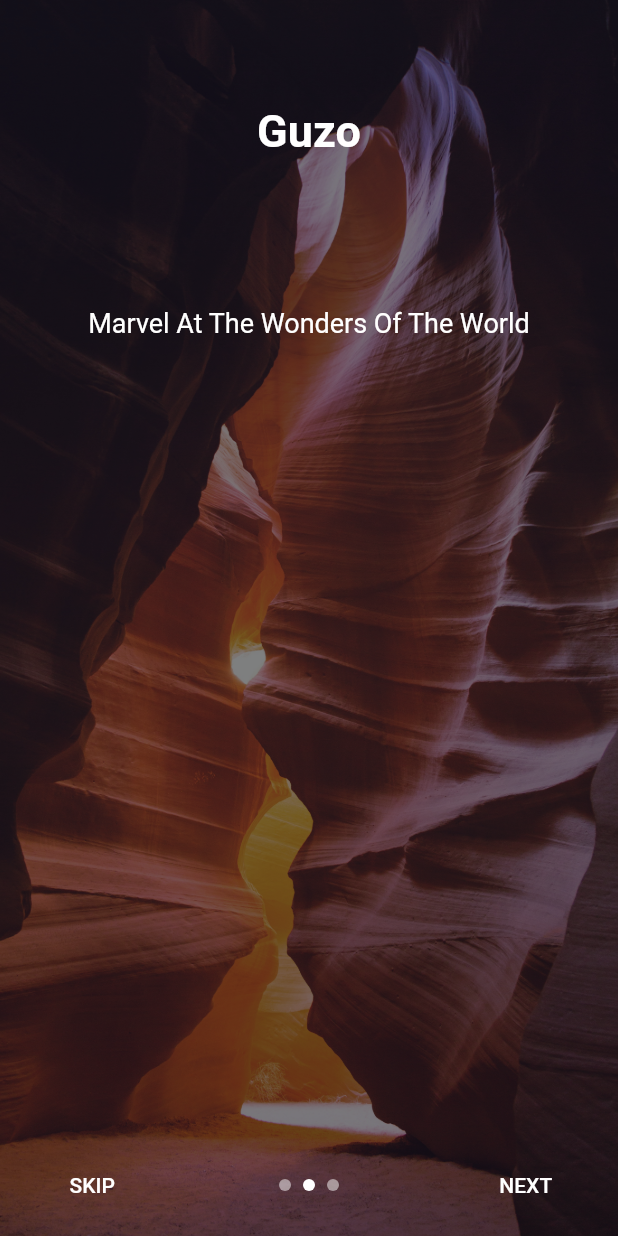
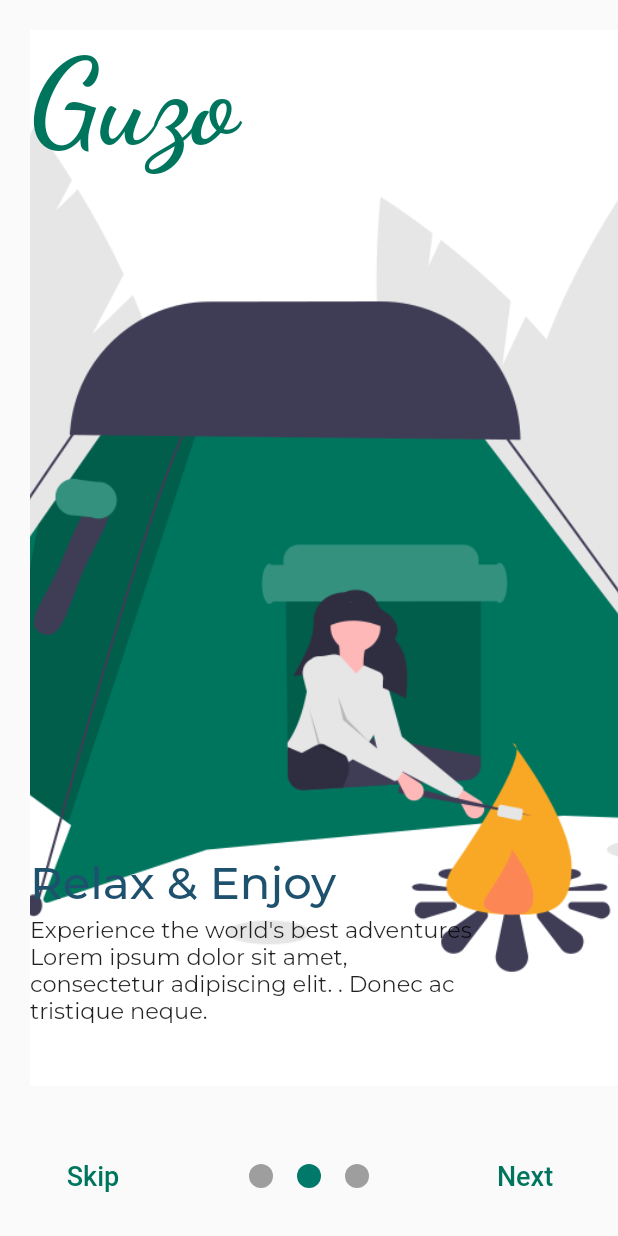
Before and after one commit to naomitimm/Guzo, a Flutter app: the OnBoarding screen opened directly, swiped to page 2, on a phone screen of 412 x 824 dp. Run offline on Flutter 3.47's test engine with Material 2 defaults, Android fonts, the light colour scheme and no system bars; drawn by our look-alikes of intro_slider, smooth_page_indicator; our stand-ins replace font_awesome_flutter, google_fonts, lottie.

Commit message:
on_boarding screen: completed

```diff
--- a/guzo_app/lib/main.dart
+++ b/guzo_app/lib/main.dart
@@ -1,8 +1,9 @@
 import 'package:flutter/material.dart';
 import 'package:guzo_app/presentation/auth/splash_page.dart';
+import 'package:guzo_app/presentation/on_boarding/on_boarding_screen.dart';
 
 void main() {
   runApp(const MaterialApp(
-    home: SplashPage(),
+    home: OnBoarding(),
   ));
 }
--- a/guzo_app/lib/presentation/on_boarding/on_boarding_screen.dart
+++ b/guzo_app/lib/presentation/on_boarding/on_boarding_screen.dart
@@ -1,7 +1,8 @@
 import 'package:flutter/material.dart';
-import 'package:intro_slider/slide_object.dart';
+import 'package:google_fonts/google_fonts.dart';
+import 'package:guzo_app/presentation/auth/login_page.dart';
+import 'package:guzo_app/presentation/auth/signup_page.dart';
 import 'package:smooth_page_indicator/smooth_page_indicator.dart';
-import 'package:intro_slider/intro_slider.dart';
 
 class OnBoarding extends StatefulWidget {
   const OnBoarding({Key? key}) : super(key: key);
@@ -11,188 +12,186 @@ class OnBoarding extends StatefulWidget {
 }
 
 class _OnBoardingState extends State<OnBoarding> {
-  List<Slide> slides = [];
+  final pageController = PageController();
+  bool isLastPage = false;
+  @override
+  Widget build(BuildContext context) {
+    return Scaffold(
+        body: PageView(
+          onPageChanged: (index) {
+            setState(() {
+              isLastPage = index == 2;
+            });
+          },
+          controller: pageController,
+          children: [
+            customContainer(
+                "Guzo",
+                "Relax & Enjoy",
+                "Experience the world's best adventures Lorem ipsum dolor sit amet, consectetur adipiscing elit. . Donec ac tristique neque.",
+                "assets/float.png"),
+            customContainer(
+                "Guzo",
+                "Relax & Enjoy",
+                "Experience the world's best adventures Lorem ipsum dolor sit amet, consectetur adipiscing elit. . Donec ac tristique neque.",
+                "assets/camp.png"),
+            customContainer(
+                "Guzo",
+                "Need Vacation?",
+                "Take a trip with us by joining Guzo today!",
+                "assets/walk.png"),
+          ],
+        ),
+        bottomSheet: bottomSheetWidget());
+  }
 
-  @override
-  void initState() {
-    super.initState();
+  Widget bottomSheetWidget() {
+    return isLastPage
+        ? Row(
+            mainAxisAlignment: MainAxisAlignment.spaceAround,
+            children: [
+              GestureDetector(
+                onTap: () {
+                  Navigator.push(context,
+                      MaterialPageRoute(builder: ((context) {
+                    return const SignUp();
+                  })));
+                },
+                child: Padding(
+                    padding: const EdgeInsets.only(bottom: 20),
+                    child: Container(
+                      width: 300,
+                      height: 50,
+                      decoration: const BoxDecoration(
+                          borderRadius: BorderRadius.all(Radius.circular(15)),
+                          color: Color.fromARGB(255, 0, 117, 94)),
+                      child: Center(
+                        child: Text("Create an account",
+                            style: GoogleFonts.montserrat(
+                              textStyle: const TextStyle(
+                                  color: Colors.white,
+                                  fontSize: 16,
+                                  fontWeight: FontWeight.w500),
+                            )),
+                      ),
+                    )),
+              ),
+              GestureDetector(
+                onTap: () {
+                  Navigator.push(context,
+                      MaterialPageRoute(builder: ((context) {
+                    return const LogIn();
+                  })));
+                },
+                child: Padding(
+                    padding: const EdgeInsets.only(bottom: 20),
+                    child: Container(
+                      width: 300,
+                      height: 50,
+                      decoration: const BoxDecoration(
+                          borderRadius: BorderRadius.all(Radius.circular(15)),
+                          color: Color.fromARGB(255, 0, 117, 94)),
+                      child: Center(
+                        child: Text("Log in",
+                            style: GoogleFonts.montserrat(
+                              textStyle: const TextStyle(
+                                  color: Colors.white,
+                                  fontSize: 16,
+                                  fontWeight: FontWeight.w500),
+                            )),
+                      ),
+                    )),
+              ),
+            ],
+          )
+        : SizedBox(
+            height: 80,
+            child: Padding(
+              padding: const EdgeInsets.symmetric(horizontal: 30),
+              child: Row(
+                mainAxisAlignment: MainAxisAlignment.spaceBetween,
+                children: [
+                  TextButton(
+                      onPressed: () {
+                        pageController.jumpToPage(3);
+                      },
+                      child: const Text(
+                        "Skip",
+                        style: TextStyle(
+                            color: Color.fromARGB(255, 0, 117, 94),
+                            fontSize: 18),
+                      )),
+                  SmoothPageIndicator(
+                      effect: WormEffect(
+                          spacing: 16,
+                          dotColor: Colors.grey,
+                          activeDotColor: Colors.teal.shade700),
+                      controller: pageController,
+                      count: 3,
+                      onDotClicked: (index) => pageController.animateToPage(
+                          index,
+                          duration: const Duration(microseconds: 500),
+                          curve: Curves.easeInOut)),
+                  TextButton(
+                      onPressed: () {
+                        pageController.nextPage(
+                            duration: const Duration(milliseconds: 500),
+                            curve: Curves.easeInOut);
+                      },
+                      child: const Text("Next",
+                          style: TextStyle(
+                              color: Color.fromARGB(255, 0, 117, 94),
+                              fontSize: 18)))
+                ],
+              ),
+            ),
+          );
+  }
 
-    slides.add(
-      Slide(
-          title: "Guzo",
-          description: "Explore Your Ideal Journey",
-          backgroundImage: "assets/ob1.jpg"),
-    );
-    slides.add(
-      Slide(
-          title: "Guzo",
-          description: "Marvel At The Wonders Of The World",
-          backgroundImage: "assets/cave.jpg"),
-    );
-    slides.add(
-      Slide(
-        title: "Guzo",
-        backgroundImage: "assets/mountain.jpg",
-        centerWidget: Column(
-          children: [Container(), Container()],
-        ),
+  Widget customContainer(
+      String title, String subTitle, String description, String image) {
+    return Padding(
+      padding: const EdgeInsets.only(bottom: 100.0, top: 20, left: 20),
+      child: Stack(
+        children: [
+          Container(
+            decoration: BoxDecoration(
+                image: DecorationImage(
+                    image: AssetImage(image), fit: BoxFit.cover)),
+          ),
+          Align(
+              alignment: Alignment.topLeft,
+              child: Text(title,
+                  style: GoogleFonts.dancingScript(
+                    textStyle: const TextStyle(
+                        color: Color.fromARGB(255, 0, 117, 94),
+                        fontSize: 80,
+                        fontWeight: FontWeight.w800),
+                  ))),
+          Positioned(
+              top: 550,
+              child: Text(subTitle,
+                  style: GoogleFonts.montserrat(
+                    textStyle: const TextStyle(
+                        color: Color.fromARGB(255, 29, 81, 109),
+                        fontSize: 30,
+                        fontWeight: FontWeight.w500),
+                  ))),
+          Positioned(
+              top: 590,
+              child: SizedBox(
+                width: 300,
+                child: Text(
+                  description,
+                  style: GoogleFonts.montserrat(
+                    textStyle: const TextStyle(
+                      fontSize: 15,
+                    ),
+                  ),
+                ),
+              ))
+        ],
       ),
     );
   }
-
-  void onDonePress() {
-    // Do what you want
-  }
-
-  @override
-  Widget build(BuildContext context) {
-    return IntroSlider(
-      colorDot: Colors.white,
-      slides: slides,
-      onDonePress: onDonePress,
-    );
-  }
-
-  // Widget bottomSheetWidget() {
-  //   return isLastPage
-  //       ? Row(
-  //           mainAxisAlignment: MainAxisAlignment.center,
-  //           children: [
-  //             ElevatedButton(
-  //                 style: TextButton.styleFrom(
-  //                   shape: RoundedRectangleBorder(
-  //                       borderRadius: BorderRadius.circular(10)),
-  //                   primary: Colors.white,
-  //                   backgroundColor: Colors.teal.shade700,
-  //                 ),
-  //                 onPressed: () {},
-  //                 child: const Text("Lets get started")),
-  //           ],
-  //         )
-  //       : SizedBox(
-  //           height: 80,
-  //           child: Padding(
-  //             padding: const EdgeInsets.symmetric(horizontal: 30),
-  //             child: Row(
-  //               mainAxisAlignment: MainAxisAlignment.spaceBetween,
-  //               children: [
-  //                 TextButton(
-  //                     onPressed: () {
-  //                       pageController.jumpToPage(3);
-  //                     },
-  //                     child: const Text("Skip")),
-  //                 SmoothPageIndicator(
-  //                     effect: WormEffect(
-  //                         spacing: 16,
-  //                         dotColor: Colors.grey,
-  //                         activeDotColor: Colors.teal.shade700),
-  //                     controller: pageController,
-  //                     count: 3,
-  //                     onDotClicked: (index) => pageController.animateToPage(
-  //                         index,
-  //                         duration: const Duration(microseconds: 500),
-  //                         curve: Curves.easeInOut)),
-  //                 TextButton(
-  //                     onPressed: () {
-  //                       pageController.nextPage(
-  //                           duration: const Duration(milliseconds: 500),
-  //                           curve: Curves.easeInOut);
-  //                     },
-  //                     child: const Text("Next"))
-  //               ],
-  //             ),
-  //           ),
-  //         );
-  // }
 }
-
-//   final pageController = PageController();
-//bool isLastPage = false;
-//return Scaffold(
-//         body: PageView(
-//           onPageChanged: (index) {
-//             setState(() {
-//               isLastPage = index == 2;
-//             });
-//           },
-//           controller: pageController,
-//           children: [
-//             Container(
-//               decoration: const BoxDecoration(
-//                   image: DecorationImage(
-//                       image: AssetImage("assets/ob1.jpg"), fit: BoxFit.cover)),
-//               child: const Center(
-//                 child: Text("Page 1"),
-//               ),
-//             ),
-//             Container(
-//               decoration: const BoxDecoration(
-//                   image: DecorationImage(
-//                       image: AssetImage("assets/ob2.jpg"), fit: BoxFit.cover)),
-//               child: const Center(
-//                 child: Text("Page 1"),
-//               ),
-//             ),
-//             Container(
-//               decoration: const BoxDecoration(
-//                   image: DecorationImage(
-//                       image: AssetImage("assets/ob3.jpg"), fit: BoxFit.cover)),
-//               child: const Center(
-//                 child: Text("Page 1"),
-//               ),
-//             ),
-//           ],
-//         ),
-//         bottomSheet: isLastPage
-//             ? Container(
-//                 color: Colors.transparent,
-//                 child: Row(
-//                   mainAxisAlignment: MainAxisAlignment.center,
-//                   children: [
-//                     ElevatedButton(
-//                         style: TextButton.styleFrom(
-//                           shape: RoundedRectangleBorder(
-//                               borderRadius: BorderRadius.circular(10)),
-//                           primary: Colors.white,
-//                           backgroundColor: Colors.teal.shade700,
-//                         ),
-//                         onPressed: () {},
-//                         child: const Text("Lets get started")),
-//                   ],
-//                 ),
-//               )
-//             : Container(
-//                 color: Colors.transparent,
-//                 height: 80,
-//                 child: Padding(
-//                   padding: const EdgeInsets.symmetric(horizontal: 30),
-//                   child: Row(
-//                     mainAxisAlignment: MainAxisAlignment.spaceBetween,
-//                     children: [
-//                       TextButton(
-//                           onPressed: () {
-//                             pageController.jumpToPage(3);
-//                           },
-//                           child: const Text("Skip")),
-//                       SmoothPageIndicator(
-//                           effect: WormEffect(
-//                               spacing: 16,
-//                               dotColor: Colors.grey,
-//                               activeDotColor: Colors.teal.shade700),
-//                           controller: pageController,
-//                           count: 3,
-//                           onDotClicked: (index) => pageController.animateToPage(
-//                               index,
-//                               duration: const Duration(microseconds: 500),
-//                               curve: Curves.easeInOut)),
-//                       TextButton(
-//                           onPressed: () {
-//                             pageController.nextPage(
-//                                 duration: const Duration(milliseconds: 500),
-//                                 curve: Curves.easeInOut);
-//                           },
-//                           child: const Text("Next"))
-//                     ],
-//                   ),
-//                 ),
-//               ));
```
Also changed, not shown: guzo_app/assets/camp.png (added), guzo_app/assets/car.png (added), guzo_app/assets/cave.jpg (deleted), guzo_app/assets/float.png (added), guzo_app/assets/mountain.jpg (deleted), guzo_app/assets/plane.png (added), guzo_app/assets/walk.png (added).
